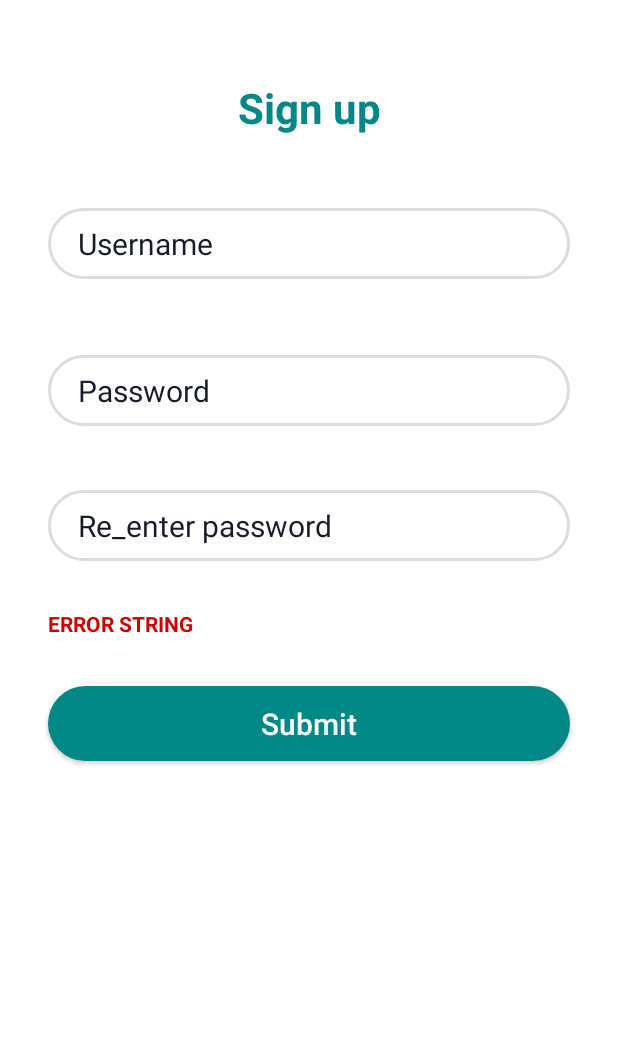
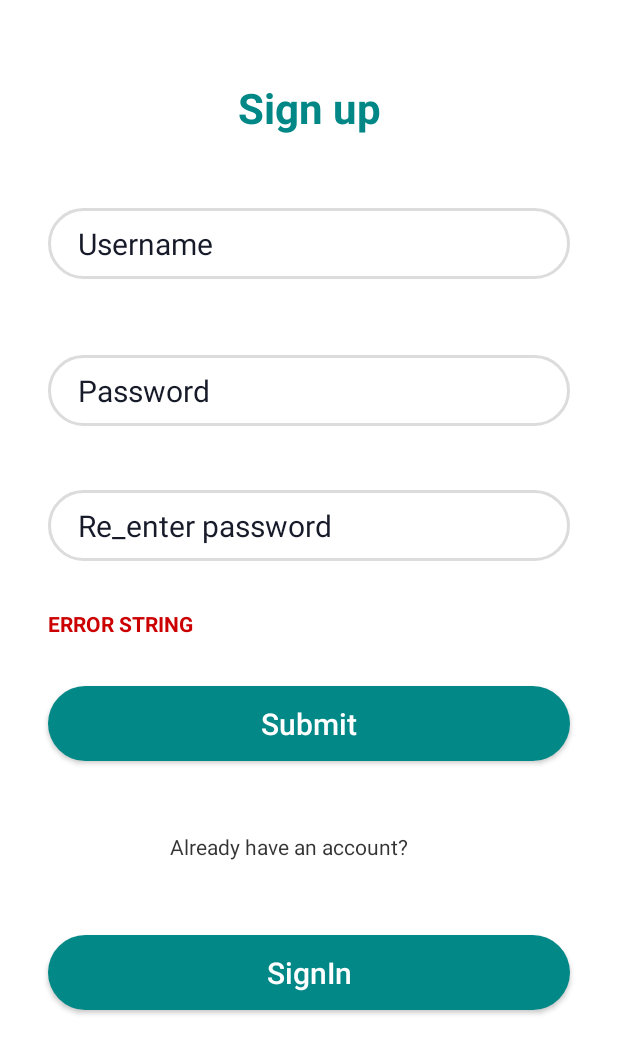
Before and after one commit to huu-thien/dut-moblie-android-Funiture-Shop, an Android app: the layout activity_register2.xml on its own in the app's theme, with its tools: preview values and no code run, on a phone screen of 412 x 824 dp. Shown: the top 1054 px of the screen. Run offline under Robolectric (Android 15) with nearby library versions, the light colour scheme and no system bars.

Commit message:
update signin - signup firebase

```diff
--- a/app/src/main/res/layout/activity_main.xml
+++ b/app/src/main/res/layout/activity_main.xml
@@ -22,7 +22,7 @@
             android:fontFamily="cursive"
             android:padding="20sp"
             android:text="Furniture in your style"
-            android:textSize="42sp"
+            android:textSize="20sp"
             android:textColor="#fff"
             android:textStyle="bold"
             android:background="#376553" />
--- a/app/src/main/res/layout/activity_register.xml
+++ b/app/src/main/res/layout/activity_register2.xml
@@ -4,8 +4,7 @@
     xmlns:tools="http://schemas.android.com/tools"
     android:layout_width="match_parent"
     android:layout_height="match_parent"
-    android:background="@color/white"
-    tools:context=".RegisterActivity">
+    android:background="@color/white">
 
     <FrameLayout
         android:id="@+id/loading"
@@ -124,8 +123,24 @@
         app:layout_constraintTop_toBottomOf="@+id/etreenter"
         tools:text="error string" />
 
+    <!-- Already have an account? -->
+    <TextView
+        android:id="@+id/already_hav"
+        android:layout_width="186dp"
+        android:layout_height="21dp"
+        android:layout_alignParentLeft="true"
+        android:layout_alignParentTop="true"
+        android:gravity="top"
+        android:text="@string/already_hav"
+        android:textAppearance="@style/already_hav"
+        app:layout_constraintBottom_toTopOf="@+id/btnSignIn"
+        app:layout_constraintEnd_toEndOf="parent"
+        app:layout_constraintStart_toStartOf="parent"
+        app:layout_constraintTop_toBottomOf="@+id/btnSignUp" />
+
+
     <Button
-        android:id="@+id/btnLogin"
+        android:id="@+id/btnSignUp"
         android:layout_width="match_parent"
         android:layout_height="50dp"
         android:layout_centerInParent="true"
@@ -139,10 +154,29 @@
         android:textSize="20sp"
         app:layout_constraintBottom_toBottomOf="parent"
         app:layout_constraintEnd_toEndOf="parent"
-        app:layout_constraintHorizontal_bias="0.0"
+        app:layout_constraintHorizontal_bias="1.0"
         app:layout_constraintStart_toStartOf="parent"
         app:layout_constraintTop_toBottomOf="@+id/errorTV"
         app:layout_constraintVertical_bias="0.0" />
 
+    <Button
+        android:id="@+id/btnSignIn"
+        android:layout_width="match_parent"
+        android:layout_height="50dp"
+        android:layout_centerInParent="true"
+        android:layout_marginStart="32dp"
+        android:layout_marginEnd="32dp"
+        android:background="@drawable/blue_button"
+        android:text="SignIn"
+        android:textAllCaps="false"
+        android:textColor="@android:color/white"
+        android:textSize="20sp"
+        app:layout_constraintBottom_toBottomOf="parent"
+        app:layout_constraintEnd_toEndOf="parent"
+        app:layout_constraintHorizontal_bias="0.0"
+        app:layout_constraintStart_toStartOf="parent"
+        app:layout_constraintTop_toBottomOf="@+id/btnSignUp"
+        app:layout_constraintVertical_bias="0.435" />
+
 
 </androidx.constraintlayout.widget.ConstraintLayout>
--- a/app/src/main/res/values/strings.xml
+++ b/app/src/main/res/values/strings.xml
@@ -7,4 +7,7 @@
     <string name="action_cart">Cart</string>
     <!-- TODO: Remove or change this placeholder text -->
     <string name="hello_blank_fragment">Hello blank fragment</string>
+    <string name="already_hav">Already have an account?</string>
+    <string name="enter_your_">Enter Your Username</string>
+
 </resources>
```
Also changed, not shown: app/src/main/AndroidManifest.xml (+11 -4 lines), app/src/main/java/com/AndroidFunitureShopApp/LoginActivity.java (+9 -0 lines), app/src/main/java/com/AndroidFunitureShopApp/MainActivity.java (+36 -13 lines), app/src/main/java/com/AndroidFunitureShopApp/RegisterActivity.java (added, +121 -0 lines), app/src/main/res/layout/fragment_account.xml (+5 -4 lines), app/src/main/res/layout/login.xml (+5 -2 lines), app/src/main/res/values/styles.xml (added, +20 -0 lines), app/src/main/res/drawable-v24/img.png (added).
